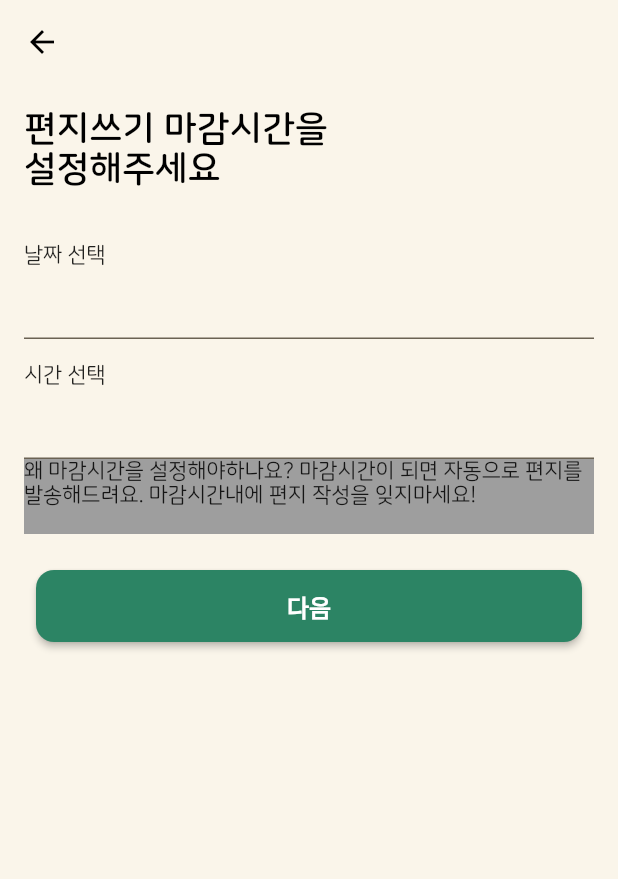
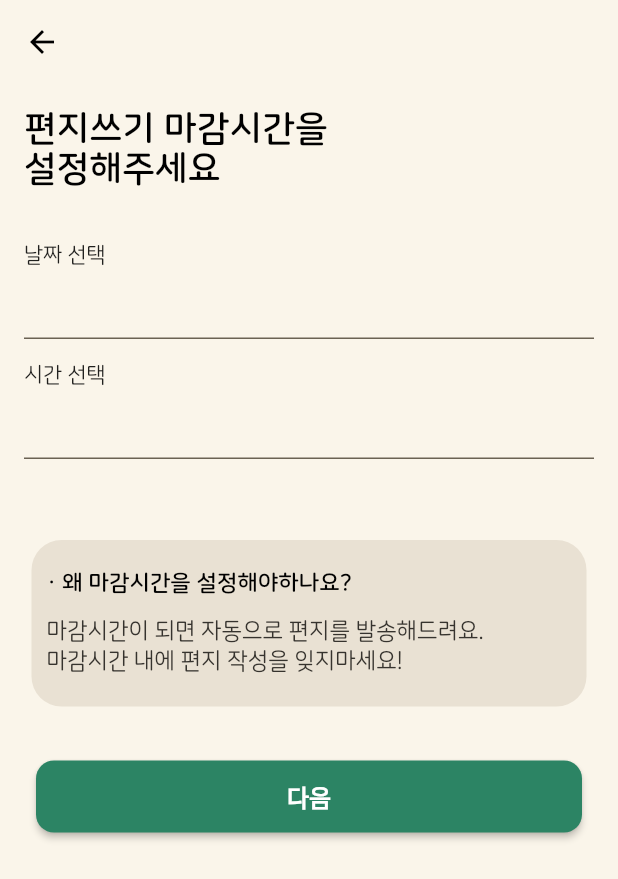
Before and after one commit to okskmk2/fill-my-heart, a Flutter app: the InputTime screen opened directly, on a phone screen of 412 x 824 dp. Shown: the top 879 px of the screen. Run offline on Flutter 3.47's test engine with Material 2 defaults, Android fonts, the phone set to English and light mode, and no system bars; our stand-ins replace cloud_firestore, firebase_auth, firebase_core, firebase_storage, flutter_svg, flutter_swiper and 3 more; accounts and stored records are empty.

Commit message:
input_time

```diff
--- a/lib/pages/vase_form/input_time.dart
+++ b/lib/pages/vase_form/input_time.dart
@@ -33,8 +33,10 @@ class InputTimeState extends State<InputTime> {
   Widget build(BuildContext context) {
     return Scaffold(
       appBar: AppBar(),
-      body: Padding(
-        padding: const EdgeInsets.all(16.0),
+      body: SingleChildScrollView(
+        child: Padding(
+          padding: const EdgeInsets.only(
+              top: 16.0, bottom: 16.0, left: 16.0, right: 16.0),
           child: Column(
             crossAxisAlignment: CrossAxisAlignment.start,
             children: [
@@ -45,6 +47,7 @@ class InputTimeState extends State<InputTime> {
               SizedBox(
                 height: 36,
               ),
+
               Text('날짜 선택'),
               TextField(
                 controller: dateController,
@@ -97,16 +100,71 @@ class InputTimeState extends State<InputTime> {
                   });
                 },
               ),
-            Center(
-                child: Container(
-                    width: double.infinity,
-                    height: 50,
-                    color: Colors.grey,
-                    child: Text(
-                        '왜 마감시간을 설정해야하나요? 마감시간이 되면 자동으로 편지를 발송해드려요. 마감시간내에 편지 작성을 잊지마세요!'))),
+
+              //  Center(
+              //         child: Card(
+              //           shape: RoundedRectangleBorder(  //모서리를 둥글게 하기 위해 사용
+              //             borderRadius: BorderRadius.circular(16.0),
+              //           ),
+              //           elevation: 4.0, //그림자 깊이
+              //           child: Icon(
+              //               Icons.face,
+              //               color: Colors.grey,
+              //               size: 200,
+              //             ),
+              //           ),
+              //         ),
+              //       ),
+              //     );
+              //   }
+              // }
+
               SizedBox(
                 height: 16,
               ),
+
+              Container(
+                width: double.infinity,
+                margin: EdgeInsets.only(left: 5, right: 5, top: 38, bottom: 28),
+                decoration: BoxDecoration(
+                  color: Color(0xffE9E1D3),
+                  borderRadius: BorderRadius.all(Radius.circular(20)),
+                ),
+                padding: const EdgeInsets.all(10),
+                child: Column(
+                  crossAxisAlignment: CrossAxisAlignment.start,
+                  children: [
+                    SizedBox(height: 10),
+                    Text(
+                      "· 왜 마감시간을 설정해야하나요?",
+                      style: TextStyle(
+                        fontSize: 15,
+                        fontWeight: FontWeight.bold,
+                        color: Color.fromARGB(255, 0, 0, 0),
+                      ),
+                    ),
+                    SizedBox(height: 15),
+                    Text(
+                      "마감시간이 되면 자동으로 편지를 발송해드려요.",
+                      style: TextStyle(
+                        fontSize: 15,
+                        color: Color(0xff36332E),
+                      ),
+                    ),
+                    SizedBox(height: 3),
+                    Text(
+                      "마감시간 내에 편지 작성을 잊지마세요!",
+                      style: TextStyle(
+                        fontSize: 15,
+                        //fontWeight: FontWeight.bold,
+                        color: Color(0xff36332E),
+                      ),
+                    ),
+                    SizedBox(height: 12),
+                  ],
+                ),
+              ),
+
               Padding(
                 padding: const EdgeInsets.all(8.0),
                 child: Container(
@@ -126,6 +184,7 @@ class InputTimeState extends State<InputTime> {
             ],
           ),
         ),
+      ),
     );
   }
 }
```
Lines whose indentation alone changed are shown as unchanged.
